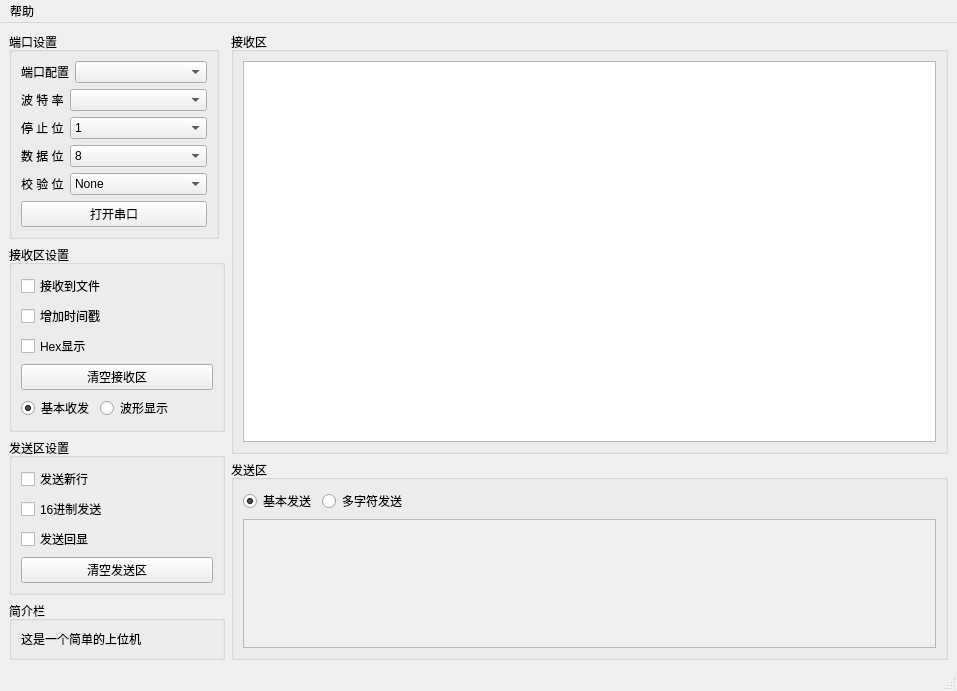
Above: mainwindow.ui from snqx-lqh/JYSWJ before the change. Below: the same form after it.
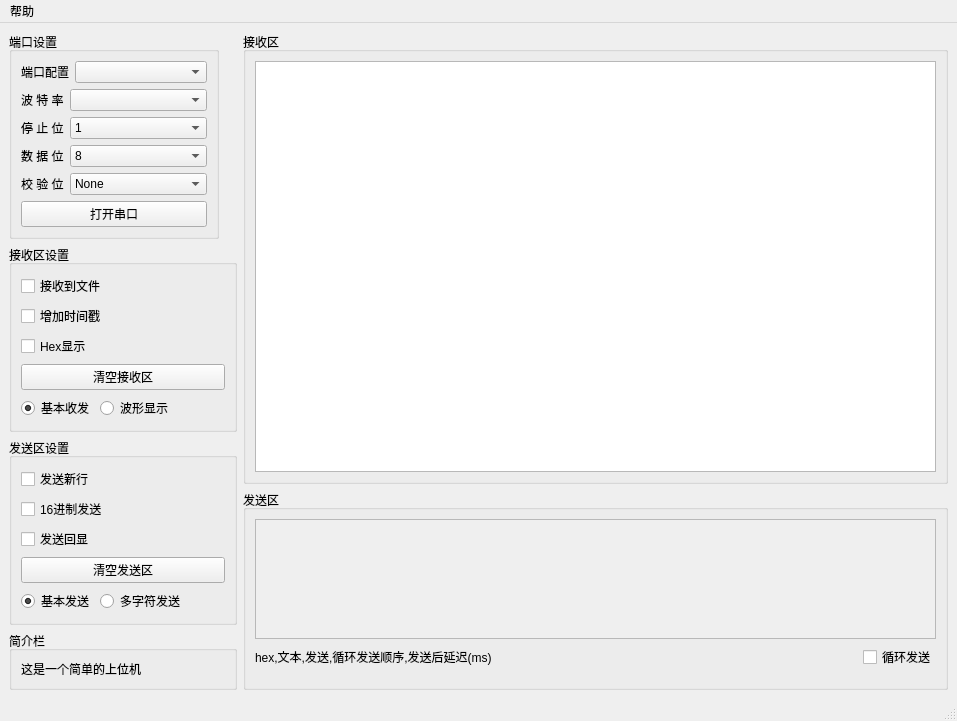
That is the form after the change. The open tabs and pages were chosen to show the change. Icons and pictures are not drawn. Custom widgets are drawn as their Qt base class.

Patch:
```diff
--- a/mainwindow.ui
+++ b/mainwindow.ui
@@ -609,6 +609,40 @@
            </property>
           </widget>
          </item>
+         <item>
+          <layout class="QHBoxLayout" name="horizontalLayout_3">
+           <item>
+            <widget class="QRadioButton" name="radioButton_BasicSend">
+             <property name="text">
+              <string>基本发送</string>
+             </property>
+             <property name="checked">
+              <bool>true</bool>
+             </property>
+            </widget>
+           </item>
+           <item>
+            <widget class="QRadioButton" name="radioButton_MultiSend">
+             <property name="text">
+              <string>多字符发送</string>
+             </property>
+            </widget>
+           </item>
+           <item>
+            <spacer name="horizontalSpacer_2">
+             <property name="orientation">
+              <enum>Qt::Horizontal</enum>
+             </property>
+             <property name="sizeHint" stdset="0">
+              <size>
+               <width>40</width>
+               <height>20</height>
+              </size>
+             </property>
+            </spacer>
+           </item>
+          </layout>
+         </item>
         </layout>
        </widget>
       </item>
@@ -899,40 +933,6 @@
          <string>发送区</string>
         </property>
         <layout class="QVBoxLayout" name="verticalLayout_7">
-         <item>
-          <layout class="QHBoxLayout" name="horizontalLayout_3">
-           <item>
-            <widget class="QRadioButton" name="radioButton_BasicSend">
-             <property name="text">
-              <string>基本发送</string>
-             </property>
-             <property name="checked">
-              <bool>true</bool>
-             </property>
-            </widget>
-           </item>
-           <item>
-            <widget class="QRadioButton" name="radioButton_MultiSend">
-             <property name="text">
-              <string>多字符发送</string>
-             </property>
-            </widget>
-           </item>
-           <item>
-            <spacer name="horizontalSpacer_2">
-             <property name="orientation">
-              <enum>Qt::Horizontal</enum>
-             </property>
-             <property name="sizeHint" stdset="0">
-              <size>
-               <width>40</width>
-               <height>20</height>
-              </size>
-             </property>
-            </spacer>
-           </item>
-          </layout>
-         </item>
          <item>
           <widget class="QStackedWidget" name="stackedWidget_send">
            <property name="currentIndex">
@@ -1016,7 +1016,7 @@
                  <number>0</number>
                 </property>
                 <property name="bottomMargin">
-                 <number>0</number>
+                 <number>9</number>
                 </property>
                 <item>
                  <widget class="QScrollArea" name="scrollArea">
@@ -1031,8 +1031,8 @@
                     <rect>
                      <x>0</x>
                      <y>0</y>
-                     <width>98</width>
-                     <height>28</height>
+                     <width>679</width>
+                     <height>129</height>
                     </rect>
                    </property>
                    <layout class="QVBoxLayout" name="verticalLayout_8">
@@ -1055,6 +1055,37 @@
                   </widget>
                  </widget>
                 </item>
+                <item>
+                 <layout class="QHBoxLayout" name="horizontalLayout_11">
+                  <item>
+                   <widget class="QLabel" name="label_19">
+                    <property name="text">
+                     <string>hex,文本,发送,循环发送顺序,发送后延迟(ms)</string>
+                    </property>
+                   </widget>
+                  </item>
+                  <item>
+                   <spacer name="horizontalSpacer_4">
+                    <property name="orientation">
+                     <enum>Qt::Horizontal</enum>
+                    </property>
+                    <property name="sizeHint" stdset="0">
+                     <size>
+                      <width>40</width>
+                      <height>20</height>
+                     </size>
+                    </property>
+                   </spacer>
+                  </item>
+                  <item>
+                   <widget class="QCheckBox" name="cb_MulSendCycle">
+                    <property name="text">
+                     <string>循环发送</string>
+                    </property>
+                   </widget>
+                  </item>
+                 </layout>
+                </item>
                </layout>
               </widget>
              </item>
```
Left out of the diff: 27 changed lines with no effect on the pictures.
